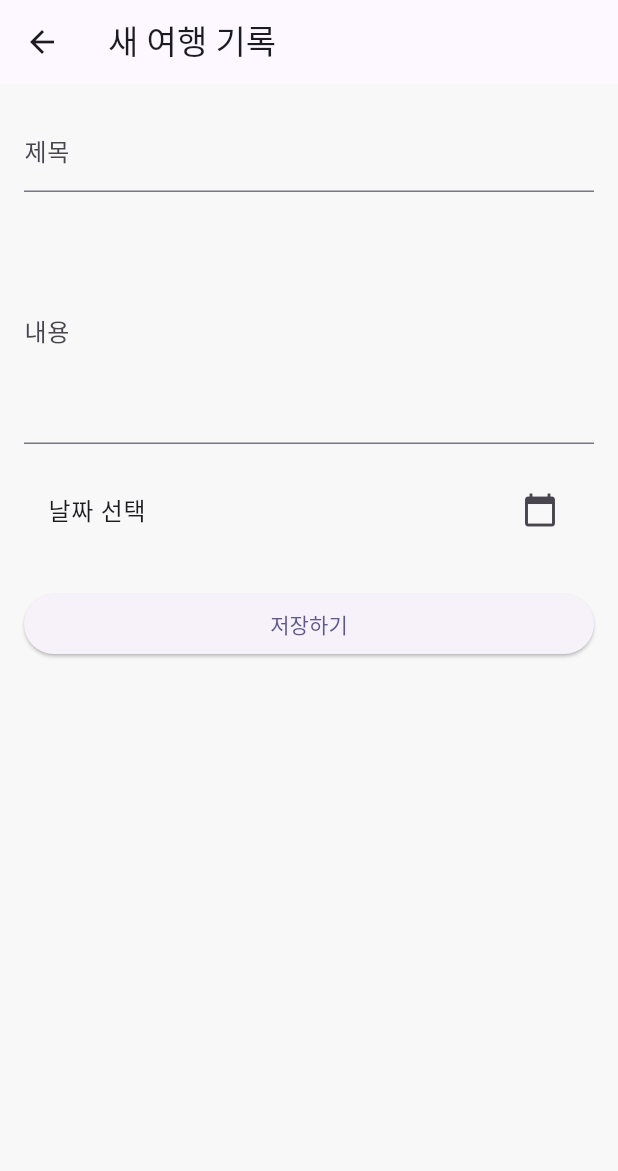
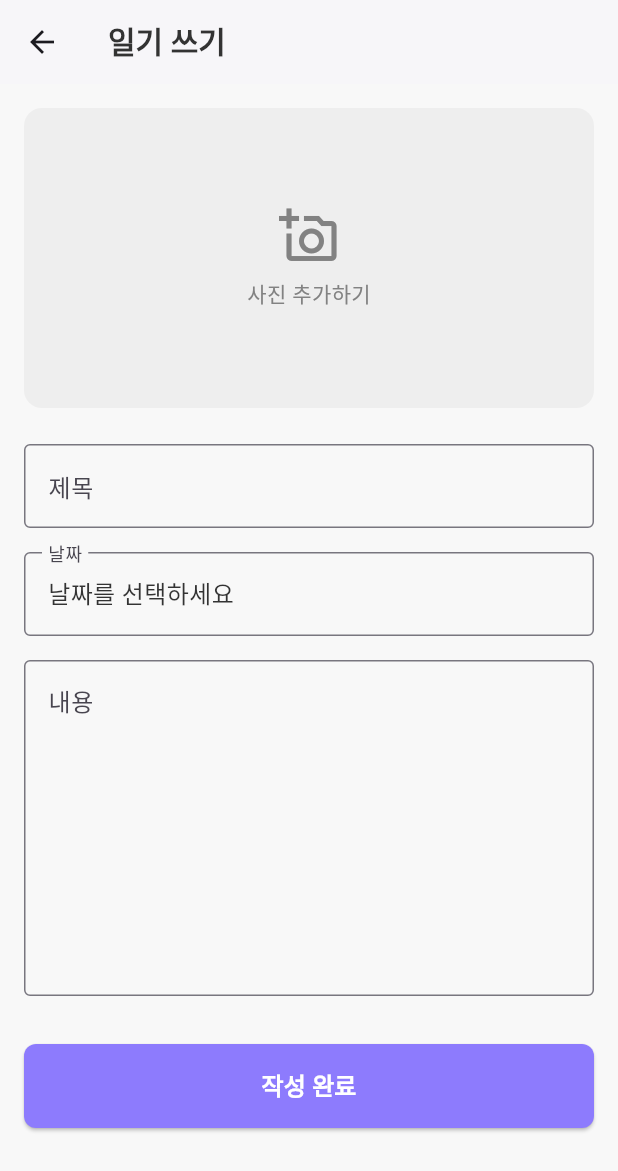
Before and after one commit to yoyowasi/ar_memo_frontend, a Flutter app: the CreateTripRecordScreen screen opened directly, on a phone screen of 412 x 824 dp. Shown: the top 1171 px of the screen. Run offline on Flutter 3.47's test engine with Material 3 defaults, Android fonts, the phone set to English and light mode, and no system bars; our stand-ins replace flutter_dotenv, flutter_riverpod, shared_preferences; accounts and stored records are empty; Roboto replaces fonts that are missing (Pretendard).

Commit message:
의존성 업데이트 및 코드 리팩토링: SDK 최소 요구 버전 변경, 라이브러리 버전 업그레이드, UI 컴포넌트 구조 개선, 불필요한 주석 제거

```diff
--- a/lib/main.dart
+++ b/lib/main.dart
@@ -1,13 +1,12 @@
 import 'package:flutter/material.dart';
 import 'package:flutter_dotenv/flutter_dotenv.dart';
 import 'package:flutter_riverpod/flutter_riverpod.dart';
-import 'package:ar_memo_frontend/screens/splash_screen.dart'; // 시작 화면 변경
+import 'package:ar_memo_frontend/screens/splash_screen.dart';
 import 'package:ar_memo_frontend/theme/colors.dart';
 
 void main() async {
   WidgetsFlutterBinding.ensureInitialized();
   await dotenv.load(fileName: ".env");
-
   runApp(
     const ProviderScope(
       child: MyApp(),
@@ -27,8 +26,10 @@ class MyApp extends StatelessWidget {
         scaffoldBackgroundColor: backgroundColor,
         colorScheme: ColorScheme.fromSeed(seedColor: primaryColor),
         useMaterial3: true,
+        fontFamily: 'Pretendard', // 앱 전체 폰트 적용 (폰트 파일 추가 필요)
       ),
-      home: const SplashScreen(), // 시작 화면을 SplashScreen으로 변경
+      debugShowCheckedModeBanner: false,
+      home: const SplashScreen(),
     );
   }
 }
--- a/lib/providers/memory_provider.dart
+++ b/lib/providers/memory_provider.dart
@@ -1,10 +1,10 @@
-import 'package:ar_memo_frontend/models/trip_record.dart';
 import 'package:flutter_riverpod/flutter_riverpod.dart';
+import 'package:ar_memo_frontend/models/memory.dart';
 import 'package:ar_memo_frontend/repositories/memory_repository.dart';
 
 final memoryRepositoryProvider = Provider((ref) => MemoryRepository());
 
-final myMemoriesProvider = FutureProvider<List<TripRecord>>((ref) async {
+final myMemoriesProvider = FutureProvider<List<Memory>>((ref) async {
   final repository = ref.watch(memoryRepositoryProvider);
   return repository.getMyMemories();
 });
--- a/lib/repositories/group_repository.dart
+++ b/lib/repositories/group_repository.dart
@@ -1,8 +1,7 @@
 import 'dart:convert';
 
+import 'package:ar_memo_frontend/models/group.dart';
 import 'package:ar_memo_frontend/services/api_service.dart';
-
-import '../models/group.dart';
 
 class GroupRepository {
   final ApiService _apiService = ApiService();
--- a/lib/screens/create_trip_record_screen.dart
+++ b/lib/screens/create_trip_record_screen.dart
@@ -1,92 +1,90 @@
 import 'package:flutter/material.dart';
 import 'package:flutter_riverpod/flutter_riverpod.dart';
 import 'package:ar_memo_frontend/providers/trip_record_provider.dart';
+import 'package:ar_memo_frontend/theme/colors.dart';
+import 'package:ar_memo_frontend/theme/text_styles.dart';
+import 'package:intl/intl.dart';
 
 class CreateTripRecordScreen extends ConsumerStatefulWidget {
   const CreateTripRecordScreen({super.key});
 
   @override
-  ConsumerState<CreateTripRecordScreen> createState() =>
-      _CreateTripRecordScreenState();
+  ConsumerState<CreateTripRecordScreen> createState() => _CreateTripRecordScreenState();
 }
 
-class _CreateTripRecordScreenState
-    extends ConsumerState<CreateTripRecordScreen> {
+class _CreateTripRecordScreenState extends ConsumerState<CreateTripRecordScreen> {
+  final _formKey = GlobalKey<FormState>();
   final _titleController = TextEditingController();
   final _contentController = TextEditingController();
-  final _formKey = GlobalKey<FormState>();
   DateTime? _selectedDate;
   bool _isLoading = false;
 
   Future<void> _createTripRecord() async {
     if (_formKey.currentState!.validate()) {
       if (_selectedDate == null) {
-        ScaffoldMessenger.of(context).showSnackBar(
-          const SnackBar(content: Text('날짜를 선택해주세요.')),
-        );
+        ScaffoldMessenger.of(context).showSnackBar(const SnackBar(content: Text('날짜를 선택해주세요.')));
         return;
       }
-
       setState(() => _isLoading = true);
       try {
         await ref.read(tripRecordsProvider.notifier).addTripRecord(
           title: _titleController.text,
           content: _contentController.text,
           date: _selectedDate!,
-          // TODO: 그룹 선택 UI 추가 후 groupId 전달
         );
-        if (mounted) {
-          Navigator.pop(context);
-        }
+        if (mounted) Navigator.pop(context, true);
       } catch (e) {
         if (mounted) {
-          ScaffoldMessenger.of(context).showSnackBar(
-            SnackBar(content: Text('생성 실패: ${e.toString()}')),
-          );
+          ScaffoldMessenger.of(context).showSnackBar(SnackBar(content: Text('생성 실패: ${e.toString()}')));
         }
       } finally {
-        if (mounted) {
-          setState(() => _isLoading = false);
-        }
+        if (mounted) setState(() => _isLoading = false);
       }
     }
   }
 
   @override
-  void dispose() {
-    _titleController.dispose();
-    _contentController.dispose();
-    super.dispose();
-  }
-
-  @override
   Widget build(BuildContext context) {
     return Scaffold(
-      appBar: AppBar(title: const Text('새 여행 기록')),
-      body: Padding(
-        padding: const EdgeInsets.all(16.0),
-        child: Form(
+      appBar: AppBar(
+        title: const Text('일기 쓰기', style: heading2),
+        backgroundColor: Colors.white,
+        elevation: 1,
+      ),
+      body: Form(
         key: _formKey,
         child: ListView(
+          padding: const EdgeInsets.all(16.0),
           children: [
+            // 이미지 추가 부분 (피그마 디자인)
+            Container(
+              height: 200,
+              decoration: BoxDecoration(
+                color: Colors.grey[200],
+                borderRadius: BorderRadius.circular(12),
+              ),
+              child: InkWell(
+                onTap: () {
+                  // TODO: 이미지 선택 로직 (image_picker)
+                },
+                child: const Column(
+                  mainAxisAlignment: MainAxisAlignment.center,
+                  children: [
+                    Icon(Icons.add_a_photo_outlined, size: 40, color: subTextColor),
+                    SizedBox(height: 8),
+                    Text('사진 추가하기', style: bodyText2),
+                  ],
+                ),
+              ),
+            ),
+            const SizedBox(height: 24),
             TextFormField(
               controller: _titleController,
-                decoration: const InputDecoration(labelText: '제목'),
-                validator: (value) =>
-                (value == null || value.isEmpty) ? '제목을 입력하세요' : null,
+              decoration: const InputDecoration(labelText: '제목', border: OutlineInputBorder()),
+              validator: (v) => (v == null || v.isEmpty) ? '제목을 입력하세요' : null,
             ),
             const SizedBox(height: 16),
-              TextFormField(
-                controller: _contentController,
-                decoration: const InputDecoration(labelText: '내용'),
-                maxLines: 5,
-              ),
-              const SizedBox(height: 16),
-              ListTile(
-                title: Text(_selectedDate == null
-                    ? '날짜 선택'
-                    : '선택된 날짜: ${_selectedDate!.toLocal().toString().split(' ')[0]}'),
-                trailing: const Icon(Icons.calendar_today),
+            InkWell(
               onTap: () async {
                 final pickedDate = await showDatePicker(
                   context: context,
@@ -94,22 +92,39 @@ class _CreateTripRecordScreenState
                   firstDate: DateTime(2000),
                   lastDate: DateTime.now(),
                 );
-                  if (pickedDate != null) {
-                    setState(() {
-                      _selectedDate = pickedDate;
-                    });
-                  }
+                if (pickedDate != null) setState(() => _selectedDate = pickedDate);
               },
+              child: InputDecorator(
+                decoration: const InputDecoration(labelText: '날짜', border: OutlineInputBorder()),
+                child: Text(
+                  _selectedDate == null ? '날짜를 선택하세요' : DateFormat('yyyy.MM.dd').format(_selectedDate!),
+                  style: bodyText1.copyWith(fontSize: 16),
                 ),
-              const SizedBox(height: 24),
+              ),
+            ),
+            const SizedBox(height: 16),
+            TextFormField(
+              controller: _contentController,
+              decoration: const InputDecoration(
+                labelText: '내용',
+                border: OutlineInputBorder(),
+                alignLabelWithHint: true,
+              ),
+              maxLines: 8,
+            ),
+            const SizedBox(height: 32),
             _isLoading
                 ? const Center(child: CircularProgressIndicator())
                 : ElevatedButton(
               onPressed: _createTripRecord,
-                child: const Text('저장하기'),
+              style: ElevatedButton.styleFrom(
+                backgroundColor: primaryColor,
+                padding: const EdgeInsets.symmetric(vertical: 16),
+                shape: RoundedRectangleBorder(borderRadius: BorderRadius.circular(8)),
+              ),
+              child: const Text('작성 완료', style: buttonText),
             ),
           ],
-          ),
         ),
       ),
     );
```
Also changed, not shown: lib/providers/trip_record_provider.dart (+3 -13 lines), lib/repositories/memory_repository.dart (+3 -6 lines), lib/repositories/trip_record_repository.dart (+1 -10 lines), lib/screens/home_screen.dart (+6 -8 lines), lib/screens/register_screen.dart (+31 -35 lines), lib/services/api_service.dart (+1 -23 lines), pubspec.yaml (+15 -81 lines), pubspec.lock, 3 other files. Lines whose indentation alone changed are shown as unchanged.
